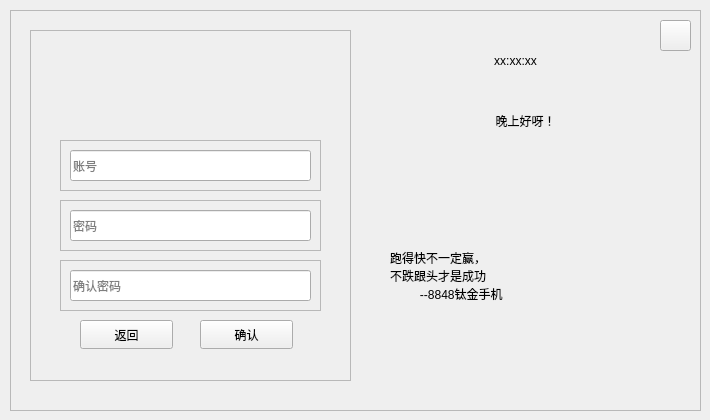
Qt form login.ui (duoaidaoc/word-memorize-software) before a commit.
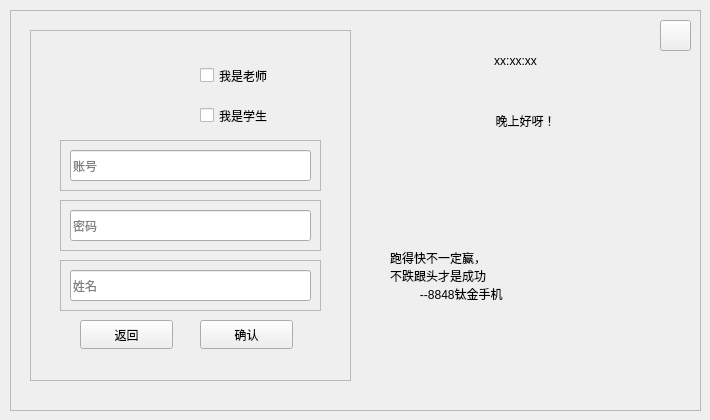
The same form after that commit. The open tabs and pages were chosen to show the change.

The edit to the form file:
```diff
--- a/login.ui
+++ b/login.ui
@@ -113,7 +113,7 @@
     <widget class="QLabel" name="login_label">
      <property name="geometry">
       <rect>
-       <x>120</x>
+       <x>70</x>
        <y>20</y>
        <width>71</width>
        <height>71</height>
@@ -195,10 +195,10 @@
          <string/>
         </property>
         <property name="echoMode">
-         <enum>QLineEdit::Password</enum>
+         <enum>QLineEdit::Normal</enum>
         </property>
         <property name="placeholderText">
-         <string>确认密码</string>
+         <string>姓名</string>
         </property>
        </widget>
       </widget>
@@ -230,6 +230,32 @@
       </widget>
      </widget>
     </widget>
+    <widget class="QCheckBox" name="checkBox">
+     <property name="geometry">
+      <rect>
+       <x>170</x>
+       <y>30</y>
+       <width>95</width>
+       <height>31</height>
+      </rect>
+     </property>
+     <property name="text">
+      <string>我是老师</string>
+     </property>
+    </widget>
+    <widget class="QCheckBox" name="checkBox_2">
+     <property name="geometry">
+      <rect>
+       <x>170</x>
+       <y>70</y>
+       <width>95</width>
+       <height>31</height>
+      </rect>
+     </property>
+     <property name="text">
+      <string>我是学生</string>
+     </property>
+    </widget>
     <zorder>stackedWidget</zorder>
     <zorder>pwd_frame</zorder>
     <zorder>acc_frame</zorder>
```
Left out of the diff: 6 changed lines with no effect on the pictures.
